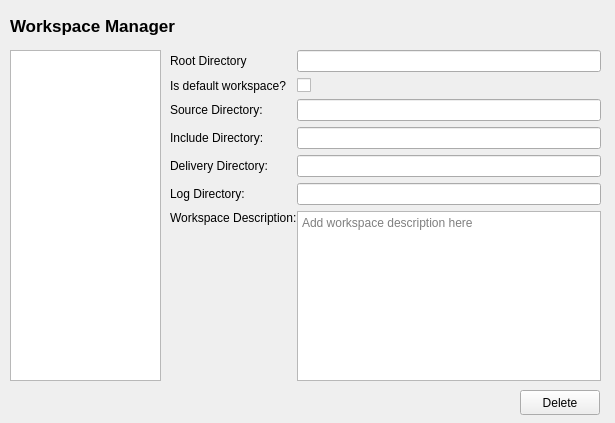
aregtech/areg-sdk-tools, file sources/lusan/view/common/ui/OptionPageWorkspace.ui: the form before one commit.
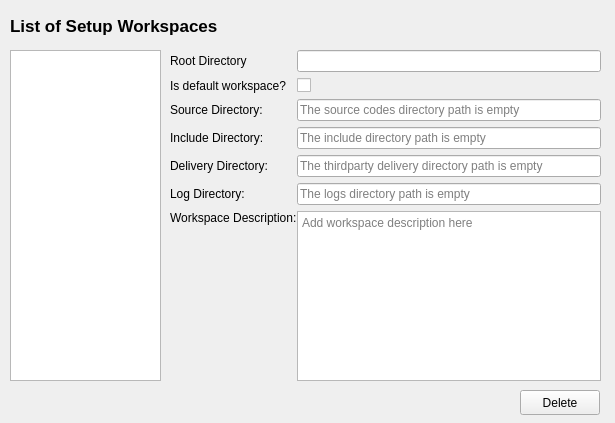
The form after the commit.

```diff
--- a/sources/lusan/view/common/ui/OptionPageWorkspace.ui
+++ b/sources/lusan/view/common/ui/OptionPageWorkspace.ui
@@ -41,7 +41,7 @@
     </font>
    </property>
    <property name="text">
-    <string>Workspace Manager</string>
+    <string>List of Setup Workspaces</string>
    </property>
   </widget>
   <widget class="QWidget" name="layoutWidget">
@@ -76,6 +76,9 @@
       <property name="readOnly">
        <bool>true</bool>
       </property>
+      <property name="placeholderText">
+       <string>The thirdparty delivery directory path is empty</string>
+      </property>
      </widget>
     </item>
     <item row="5" column="0" colspan="2">
@@ -127,6 +130,9 @@
       <property name="readOnly">
        <bool>true</bool>
       </property>
+      <property name="placeholderText">
+       <string>The logs directory path is empty</string>
+      </property>
      </widget>
     </item>
     <item row="6" column="0" colspan="2">
@@ -151,6 +157,9 @@
       <property name="readOnly">
        <bool>true</bool>
       </property>
+      <property name="placeholderText">
+       <string>The include directory path is empty</string>
+      </property>
      </widget>
     </item>
     <item row="4" column="0" colspan="2">
@@ -168,6 +177,9 @@
       <property name="readOnly">
        <bool>true</bool>
       </property>
+      <property name="placeholderText">
+       <string>The source codes directory path is empty</string>
+      </property>
      </widget>
     </item>
    </layout>
```
Left out of the diff: 30 changed lines with no effect on the pictures.
